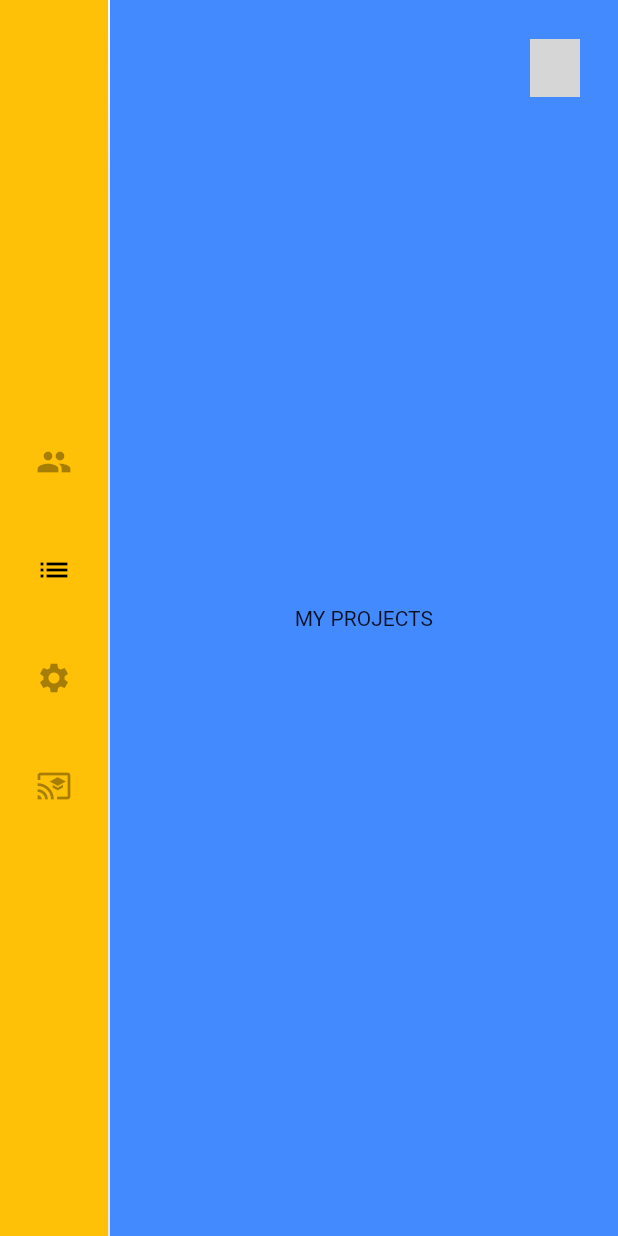
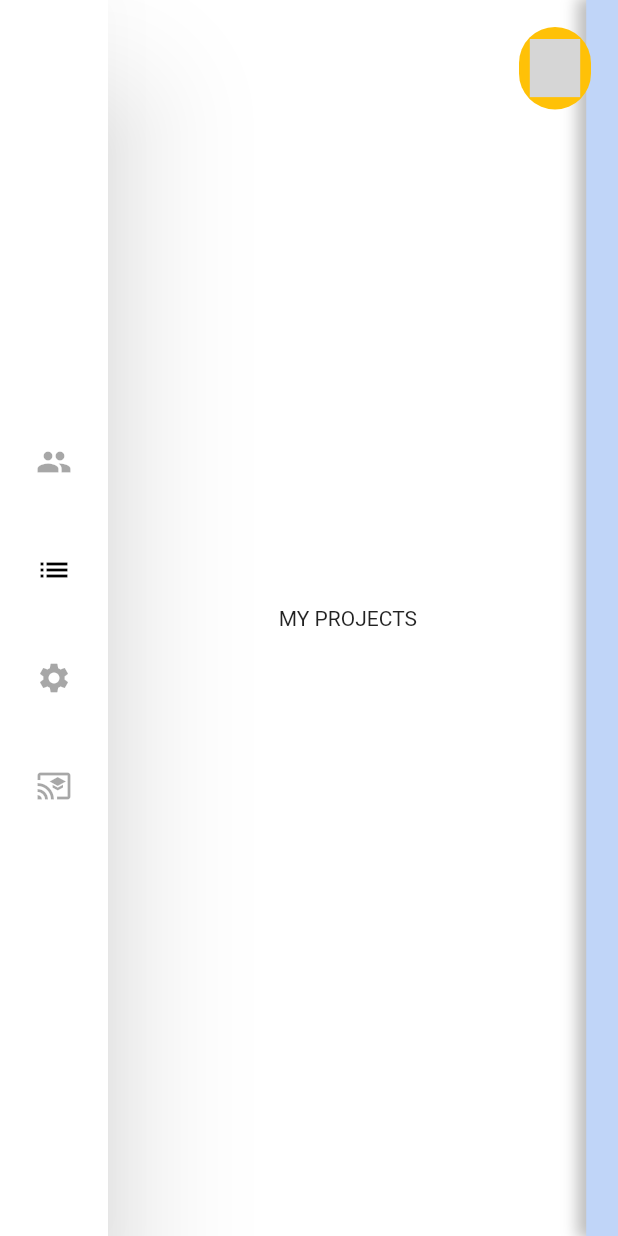
Before and after one commit to Khoirul-Anam21/my-porto, a Flutter app: the screen it shows after launch, after a tap on "My Projects", on a phone screen of 412 x 824 dp. Run offline on Flutter 3.47's test engine with Material 2 defaults, Android fonts, the light colour scheme and no system bars; our stand-ins replace shared_preferences; missing offline and left inert: day_night_switcher; grey boxes are pictures that could not be loaded.

Commit message:
slicing base design

```diff
--- a/lib/components/primary/navbar_large.dart
+++ b/lib/components/primary/navbar_large.dart
@@ -3,7 +3,6 @@
 import 'package:porto_web/global_vars/global_vars.dart';
 import 'package:porto_web/providers/navigation_state_provider.dart';
 import 'package:porto_web/providers/theme_provider.dart';
-import 'package:porto_web/themes/light_colors.dart';
 import 'package:provider/provider.dart';
 
 class NavBarLarge extends StatefulWidget {
@@ -29,12 +28,12 @@
                     ? const Border(right: BorderSide(color: Colors.amber))
                     : const Border(right: BorderSide(color: Colors.white))),
             child: NavigationRail(
+              backgroundColor: Theme.of(context).navigationRailTheme.backgroundColor,
                 onDestinationSelected: (val) {
                   context.read<NavigationStateProvider>().changeIndex = val;
                   context.read<NavigationStateProvider>().changePageTo = val;
                 },
-                backgroundColor: isDark ? Colors.black54 : Colors.amber,
-                elevation: isDark ? 1.0 : 50.0,
+                elevation: isDark ? 4.0 : 40.0,
                 groupAlignment: 0.0,
                 destinations: navigationBars
                     .map((nav) => NavigationRailDestination(
--- a/lib/global_vars/screen_size.dart
+++ b/lib/global_vars/screen_size.dart
@@ -1,3 +1,3 @@
 class ScreenSizeLib {
-  static int smallWidth = 360;
+  static int smallWidth = 400;
 }
--- a/lib/main.dart
+++ b/lib/main.dart
@@ -4,7 +4,6 @@
 import 'package:flutter/material.dart';
 import 'package:porto_web/components/components_lib.dart';
 import 'package:porto_web/global_vars/global_vars.dart';
-import 'package:porto_web/preferences/dark_theme_prefs.dart';
 import 'package:porto_web/providers/navigation_state_provider.dart';
 import 'package:porto_web/providers/theme_provider.dart';
 import 'package:porto_web/themes/my_themes.dart';
@@ -75,6 +74,7 @@
     return Scaffold(
       body: Stack(
         children: [
+          const MainBodyWidget(),
           Padding(
             padding: const EdgeInsets.all(18.0),
             child: Row(
@@ -101,7 +101,6 @@
               ],
             ),
           ),
-          const MainBodyWidget(),
         ],
       ),
       bottomNavigationBar: isSmallScreen ? const NavBarPhone() : null,
--- a/lib/themes/dark_colors.dart
+++ b/lib/themes/dark_colors.dart
@@ -1,8 +1,9 @@
 import 'package:flutter/material.dart';
 
 class AppDarkTheme {
-  static const Color kMainColorOne = Color(0x00151a26);
-  static const Color kMainColorTwo = Color(0x0021293A);
+  static const Color kMainColorOne = Color.fromARGB(255, 64, 66, 68);
+  static const Color kMainColorTwo = Color.fromARGB(255, 71, 78, 104);
   static const Color kMainTextColor = Color(0x00FFFFFF);
+  static const Color kMainAppNavColor = Color(0x00353647);
   static  Color kMainCaptionColor = const Color(0x00FFFFFF).withOpacity(0.6);
 }
--- a/lib/themes/light_colors.dart
+++ b/lib/themes/light_colors.dart
@@ -3,6 +3,7 @@
 class AppLightTheme {
   static const Color kMainColorOne = Color(0x00FFFFFF);
   static const Color kMainTextColor = Color.fromARGB(0, 0, 0, 0);
-  static const Color kMainNavColor = Color(0x00CFF5E7);
+    static const Color kMainColorTwo = Color.fromARGB(255, 192, 213, 248);
+  static const Color kMainNavColor = Color(0x00FFFFFF);
   static  Color kMainCaptionColor = const Color.fromARGB(0, 0, 0, 0).withOpacity(0.6);
 }
--- a/lib/themes/my_themes.dart
+++ b/lib/themes/my_themes.dart
@@ -20,6 +20,8 @@
             color: Colors.black,
           );
     return ThemeData(
+      scaffoldBackgroundColor: isDarkTheme ? AppDarkTheme.kMainColorOne
+          : Colors.white,
       primarySwatch: isDarkTheme
           ? createMaterialColor(AppDarkTheme.kMainColorOne)
           : createMaterialColor(AppLightTheme.kMainColorOne),
@@ -33,6 +35,8 @@
         selectedItemColor: isDarkTheme ? Colors.white : Colors.black,
       ),
       navigationRailTheme: NavigationRailThemeData(
+        elevation: 50.0,
+        backgroundColor: isDarkTheme ? Colors.blueGrey[900] : Colors.white,
         unselectedLabelTextStyle: unselectedNavRailLabelStyle,
         unselectedIconTheme:
             IconThemeData(color: isDarkTheme ? Colors.white60 : Colors.black54),
@@ -40,18 +44,18 @@
             IconThemeData(color: isDarkTheme ? Colors.white : Colors.black),
         selectedLabelTextStyle: selectedNavRailLabelStyle,
       ),
-      backgroundColor: isDarkTheme ? Colors.black : Color(0xffF1F5FB),
-      indicatorColor: isDarkTheme ? Color(0xff0E1D36) : Color(0xffCBDCF8),
-      hintColor: isDarkTheme ? Color(0xff280C0B) : Color(0xffEECED3),
-      highlightColor: isDarkTheme ? Color(0xff372901) : Color(0xffFCE192),
-      hoverColor: isDarkTheme ? Color(0xff3A3A3B) : Color(0xff4285F4),
-      focusColor: isDarkTheme ? Color(0xff0B2512) : Color(0xffA8DAB5),
+      backgroundColor: isDarkTheme ? Colors.blueGrey[800] : Colors.white,
+      indicatorColor: isDarkTheme ? const Color(0xff0E1D36) : const Color(0xffCBDCF8),
+      hintColor: isDarkTheme ? const Color(0xff280C0B) : const Color(0xffEECED3),
+      highlightColor: isDarkTheme ? const Color(0xff372901) : const Color(0xffFCE192),
+      hoverColor: isDarkTheme ? const Color(0xff3A3A3B) : const Color(0xff4285F4),
+      focusColor: isDarkTheme ? const Color(0xff0B2512) : const Color(0xffA8DAB5),
       disabledColor: Colors.grey,
-      cardColor: isDarkTheme ? Color(0xFF151515) : Colors.white,
+      cardColor: isDarkTheme ? createMaterialColor(const Color.fromARGB(0, 24, 36, 255)) : Colors.white,
       canvasColor: isDarkTheme ? Colors.black : Colors.grey[50],
       brightness: isDarkTheme ? Brightness.dark : Brightness.light,
       buttonTheme: Theme.of(context).buttonTheme.copyWith(
-          colorScheme: isDarkTheme ? ColorScheme.dark() : ColorScheme.light()),
+          colorScheme: isDarkTheme ?const ColorScheme.dark() :const ColorScheme.light()),
       appBarTheme: const AppBarTheme(
         elevation: 0.0,
       ),
--- a/lib/views/educations_view.dart
+++ b/lib/views/educations_view.dart
@@ -6,7 +6,7 @@
   @override
   Widget build(BuildContext context) {
     return Container(
-      color: Colors.deepOrangeAccent,
+      padding: const EdgeInsets.all(8.0),
       child: const Center(child: Text("MY EDUCATIONS")),
     );
   }
--- a/lib/views/main_view.dart
+++ b/lib/views/main_view.dart
@@ -2,6 +2,9 @@
 import 'package:flutter/material.dart';
 import 'package:porto_web/components/components_lib.dart';
 import 'package:porto_web/providers/navigation_state_provider.dart';
+import 'package:porto_web/providers/theme_provider.dart';
+import 'package:porto_web/themes/dark_colors.dart';
+import 'package:porto_web/themes/light_colors.dart';
 import 'package:porto_web/views/view_lib.dart';
 import 'package:provider/provider.dart';
 
@@ -13,14 +16,8 @@
 }
 
 class _IntroViewState extends State<IntroView> {
-  // PageController _renderPageController() {
-  //   return PageController(
-  //       initialPage: context.read<NavigationStateProvider>().index);
-  // }
-
   @override
   void initState() {
-    // _renderPageController();
     super.initState();
   }
 
@@ -42,10 +39,9 @@
                   context.watch<NavigationStateProvider>().mainPageController,
               onPageChanged: (val) {
                 context.read<NavigationStateProvider>().changeIndex = val;
-                // context.read<NavigationStateProvider>().changePageTo = val;
               },
               children: const [
-                AboutView(),
+                IdentityView(),
                 ProjectsView(),
                 SkillsView(),
                 EducationsView()
@@ -58,25 +54,55 @@
   }
 }
 
-class AboutView extends StatelessWidget {
-  const AboutView({
-    Key? key,
-  }) : super(key: key);
+class IdentityView extends StatelessWidget {
+  const IdentityView({super.key});
 
   @override
   Widget build(BuildContext context) {
+    bool isDark = context.watch<DarkThemeProvider>().darkTheme;
     return Container(
-      color: Colors.cyanAccent,
-      child: const Center(child: Text("ABOUT ME")),
+      padding: const EdgeInsets.only(right: 40, left: 0, top: 40, bottom: 40),
+      child: Container(
+          decoration: BoxDecoration(
+              border: isDark ? Border.all(color: Colors.amber.withOpacity(0.2)) : null,
+              boxShadow: isDark
+                  ? null
+                  : <BoxShadow>[
+                      BoxShadow(
+                        offset: const Offset(8, 8),
+                        color: Colors.black26.withOpacity(0.3),
+                        blurRadius: 8,
+                        spreadRadius: 2,
+                      )
+                    ],
+              color: isDark
+                  ? AppDarkTheme.kMainColorTwo
+                  : AppLightTheme.kMainColorTwo,
+              borderRadius: const BorderRadius.only(
+                  topRight: Radius.circular(40),
+                  bottomRight: Radius.circular(40))),
+          child: const Center(child: Text("TES"))),
     );
-    // return Expanded(
-    //   flex: 8,
-    //   child: Row(
-    //     children: const [
-    //       Expanded(child: IntroTitle()),
-    //       Expanded(child: IntroImage()),
-    //     ],
-    //   ),
-    // );
   }
 }
+
+// class AboutView extends StatelessWidget {
+//   const AboutView({
+//     Key? key,
+//   }) : super(key: key);
+
+//   @override
+//   Widget build(BuildContext context) {
+//     bool isDark = context.watch<DarkThemeProvider>().darkTheme;
+//     print(isDark);
+//     return Container(
+//       color: Color.fromARGB(0, 125, 130, 190),
+//       // child: Row(
+//       //   children: const [
+//       //     Expanded(child: IntroTitle()),
+//       //     Expanded(child: IntroImage()),
+//       //   ],
+//       // ),
+//     );
+//   }
+// }
--- a/lib/views/projects_view.dart
+++ b/lib/views/projects_view.dart
@@ -1,13 +1,39 @@
 import 'package:flutter/material.dart';
+import 'package:porto_web/providers/theme_provider.dart';
+import 'package:porto_web/themes/dark_colors.dart';
+import 'package:porto_web/themes/light_colors.dart';
+import 'package:provider/provider.dart';
 
 class ProjectsView extends StatelessWidget {
   const ProjectsView({super.key});
 
   @override
   Widget build(BuildContext context) {
+    bool isDark = context.watch<DarkThemeProvider>().darkTheme;
     return Container(
-      color: Colors.blueAccent,
-      child: const Center(child: Text("MY PROJECTS")),
+      child: Flex(
+        direction: Axis.horizontal,
+        children: [
+          const Expanded(flex: 15, child: Center(child: Text("MY PROJECTS"))),
+          Expanded(
+              flex: 1,
+              child: Container(
+                decoration: BoxDecoration(
+                    color: isDark
+                        ? AppDarkTheme.kMainColorTwo
+                        : AppLightTheme.kMainColorTwo,
+                    boxShadow: isDark
+                        ? null
+                        : const [
+                            BoxShadow(
+                                offset: Offset(-4, 0),
+                                color: Colors.black26,
+                                blurRadius: 8,
+                                spreadRadius: 2)
+                          ]),
+              ))
+        ],
+      ),
     );
   }
 }
--- a/lib/views/skills_view.dart
+++ b/lib/views/skills_view.dart
@@ -1,12 +1,20 @@
 import 'package:flutter/material.dart';
+import 'package:porto_web/providers/theme_provider.dart';
+import 'package:porto_web/themes/dark_colors.dart';
+import 'package:porto_web/themes/light_colors.dart';
+import 'package:provider/provider.dart';
 
 class SkillsView extends StatelessWidget {
   const SkillsView({super.key});
 
   @override
   Widget build(BuildContext context) {
+    bool isDark = context.watch<DarkThemeProvider>().darkTheme;
     return Container(
-      color: Colors.limeAccent,
+      decoration: BoxDecoration(
+        color:
+            isDark ? AppDarkTheme.kMainColorTwo : AppLightTheme.kMainColorTwo,
+      ),
       child: const Center(child: Text("MY SKILLS")),
     );
   }
```
